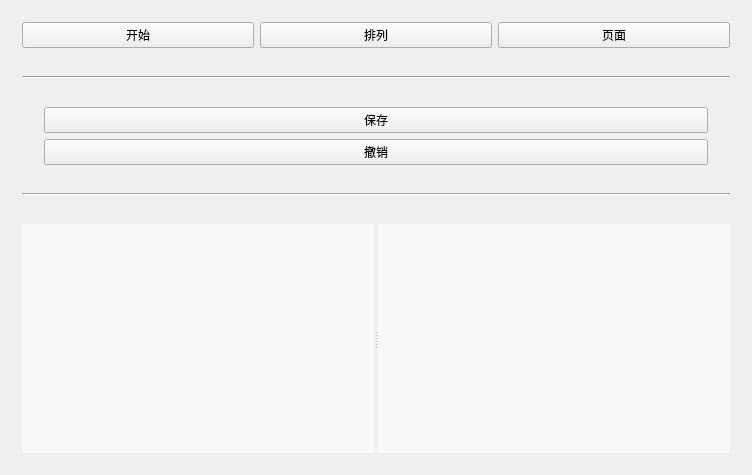
This is ClassExamProject/QtChartFlow/QtChartFlow/MyMainWindow.ui in Creeperxxx/myqtsvgediter as Qt 5 draws it before an edit. The edited form follows.
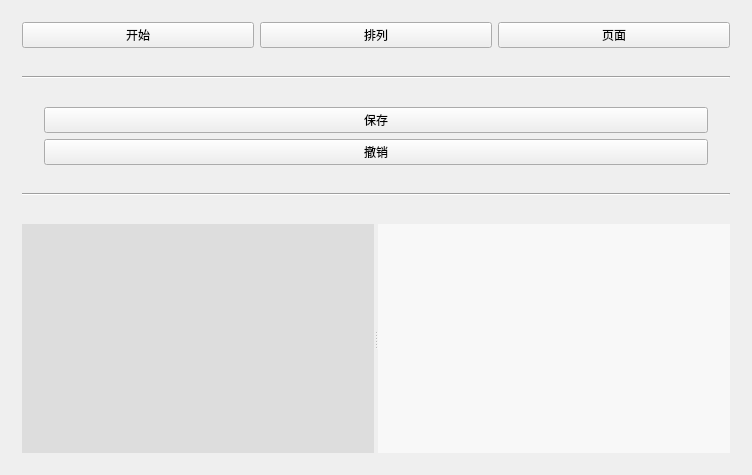
This is the edited form. Custom widgets are drawn as their Qt base class.

What changed in the file:
```diff
--- a/ClassExamProject/QtChartFlow/QtChartFlow/MyMainWindow.ui
+++ b/ClassExamProject/QtChartFlow/QtChartFlow/MyMainWindow.ui
@@ -224,7 +224,7 @@
           </sizepolicy>
          </property>
          <property name="styleSheet">
-          <string notr="true">background-color: rgb(248, 248, 248);</string>
+          <string notr="true">background-color: rgba(220, 220, 220, 240);</string>
          </property>
          <layout class="QGridLayout" name="tuxingkugridLayout"/>
         </widget>
```
